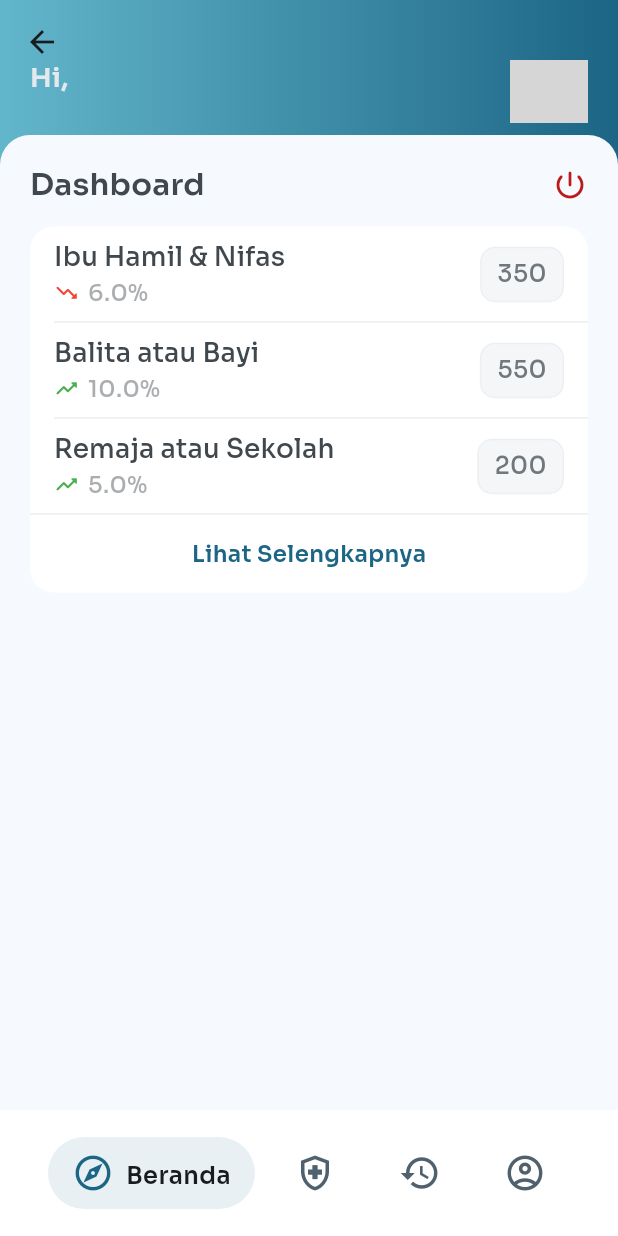
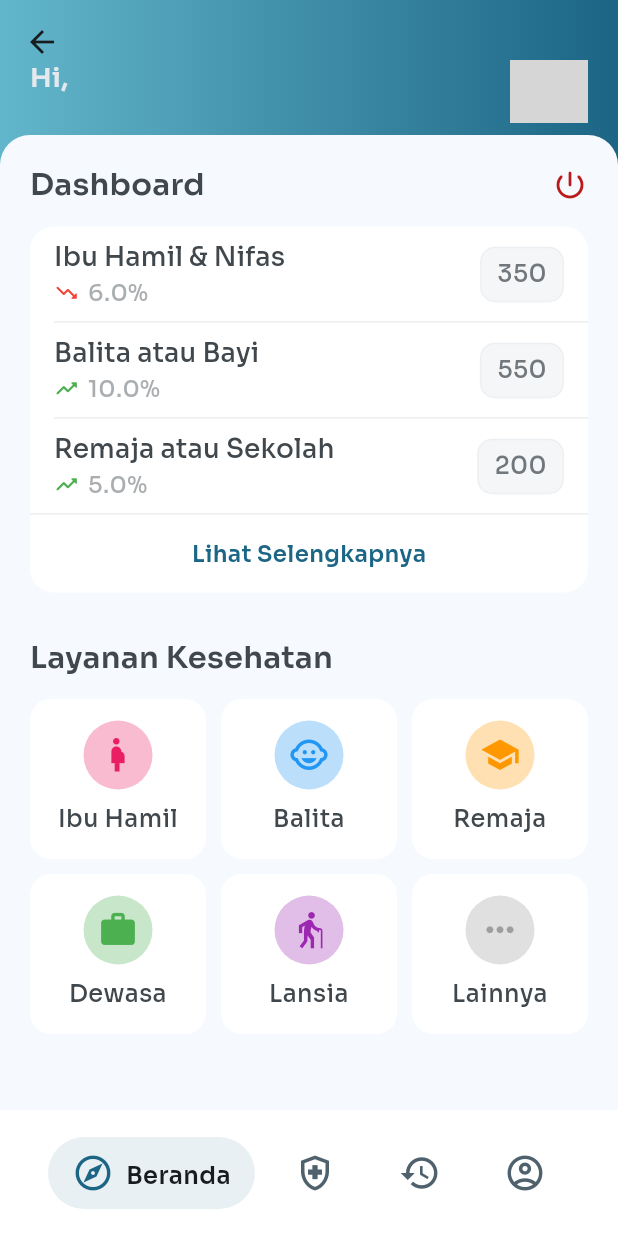
Before and after one commit to Vrynd/Sidipo_apps, a Flutter app: the screen it shows after launch, after a tap on "Lupa Password?", on a phone screen of 412 x 824 dp. Run offline on Flutter 3.47's test engine with Material 3 defaults, Android fonts, the light colour scheme and no system bars; drawn by our look-alikes of salomon_bottom_bar; our stand-ins replace cloud_firestore, firebase_auth, firebase_core, google_fonts, shared_preferences; accounts and stored records are empty; network calls fail; grey boxes are pictures that could not be loaded.

Commit message:
Menambahkan menu layanan kesehatan

```diff
--- a/lib/ui/screens/main/home_screen.dart
+++ b/lib/ui/screens/main/home_screen.dart
@@ -2,7 +2,9 @@ import 'package:flutter/material.dart';
 import 'package:posyandu_digital_app/provider/firebase_auth_provider.dart';
 import 'package:posyandu_digital_app/provider/shared_preference_provider.dart';
 import 'package:posyandu_digital_app/ui/widget/main/bottom_sheet.dart';
+import 'package:posyandu_digital_app/ui/widget/main/health_service_grid.dart';
 import 'package:posyandu_digital_app/ui/widget/main/health_stat_card.dart';
+import 'package:posyandu_digital_app/ui/widget/main/service_item.dart';
 import 'package:posyandu_digital_app/ui/widget/main/title_action.dart';
 import 'package:posyandu_digital_app/ui/widget/main/user_greeting.dart';
 import 'package:posyandu_digital_app/utils/routes/navigation.dart';
@@ -233,6 +235,20 @@ class _HomeScreenState extends State<HomeScreen> {
                       },
                     ],
                   ),
+                  const SizedBox(height: 30),
+
+                  TitleAction(
+                    color: color,
+                    textStyle: textStyle,
+                    mainTitle: 'Layanan Kesehatan',
+                    showAction: false,
+                  ),
+                  const SizedBox(height: 14),
+                  HealthServiceGrid(
+                    color: color,
+                    textStyle: textStyle,
+                    items: ServiceItem.defaultItems(),
+                  ),
                 ],
               ),
             ),
--- /dev/null
+++ b/lib/ui/widget/main/health_service_grid.dart
@@ -0,0 +1,64 @@
+import 'package:flutter/material.dart';
+import 'package:posyandu_digital_app/ui/widget/main/service_item.dart';
+
+class HealthServiceGrid extends StatelessWidget {
+  final List<ServiceItem> items;
+  final ColorScheme color;
+  final TextTheme textStyle;
+
+  const HealthServiceGrid({
+    super.key,
+    required this.items,
+    required this.color,
+    required this.textStyle,
+  });
+
+  @override
+  Widget build(BuildContext context) {
+    const int columns = 3;
+
+    return GridView.builder(
+      padding: const EdgeInsets.all(0),
+      shrinkWrap: true,
+      physics: const NeverScrollableScrollPhysics(),
+      itemCount: items.length,
+      gridDelegate: const SliverGridDelegateWithFixedCrossAxisCount(
+        crossAxisCount: columns,
+        mainAxisSpacing: 10,
+        crossAxisSpacing: 10,
+        childAspectRatio: 1.10,
+      ),
+      itemBuilder: (context, index) {
+        final item = items[index];
+        return GestureDetector(
+          onTap: item.onTap,
+          child: Container(
+            decoration: BoxDecoration(
+              color: color.surfaceContainerLowest,
+              borderRadius: BorderRadius.circular(14),
+            ),
+            child: Column(
+              mainAxisAlignment: MainAxisAlignment.center,
+              children: [
+                CircleAvatar(
+                  radius: 23,
+                  backgroundColor: item.backgroundColor,
+                  child: Icon(item.icon, size: 27, color: item.iconColor),
+                ),
+                const SizedBox(height: 8),
+                Text(
+                  item.title,
+                  textAlign: TextAlign.center,
+                  style: textStyle.bodyLarge?.copyWith(
+                    color: color.onSurfaceVariant,
+                    fontWeight: FontWeight.w500,
+                  ),
+                ),
+              ],
+            ),
+          ),
+        );
+      },
+    );
+  }
+}
--- /dev/null
+++ b/lib/ui/widget/main/service_item.dart
@@ -0,0 +1,63 @@
+import 'package:flutter/material.dart';
+
+class ServiceItem {
+  final String title;
+  final IconData icon;
+  final VoidCallback onTap;
+  final Color iconColor;
+  final Color backgroundColor;
+
+  ServiceItem({
+    required this.title,
+    required this.icon,
+    required this.onTap,
+    required this.iconColor,
+    required this.backgroundColor,
+  });
+
+  // Daftar menu default
+  static List<ServiceItem> defaultItems() => [
+    ServiceItem(
+      title: 'Ibu Hamil',
+      icon: Icons.pregnant_woman,
+      iconColor: Colors.pink,
+      backgroundColor: Colors.pink.shade100,
+      onTap: () {},
+    ),
+    ServiceItem(
+      title: 'Balita',
+      icon: Icons.child_care,
+      iconColor: Colors.blue,
+      backgroundColor: Colors.blue.shade100,
+      onTap: () {},
+    ),
+    ServiceItem(
+      title: 'Remaja',
+      icon: Icons.school,
+      iconColor: Colors.orange,
+      backgroundColor: Colors.orange.shade100,
+      onTap: () {},
+    ),
+    ServiceItem(
+      title: 'Dewasa',
+      icon: Icons.work,
+      iconColor: Colors.green,
+      backgroundColor: Colors.green.shade100,
+      onTap: () {},
+    ),
+    ServiceItem(
+      title: 'Lansia',
+      icon: Icons.elderly,
+      iconColor: Colors.purple,
+      backgroundColor: Colors.purple.shade100,
+      onTap: () {},
+    ),
+    ServiceItem(
+      title: 'Lainnya',
+      icon: Icons.more_horiz,
+      iconColor: Colors.grey,
+      backgroundColor: Colors.grey.shade300,
+      onTap: () {},
+    ),
+  ];
+}
```
